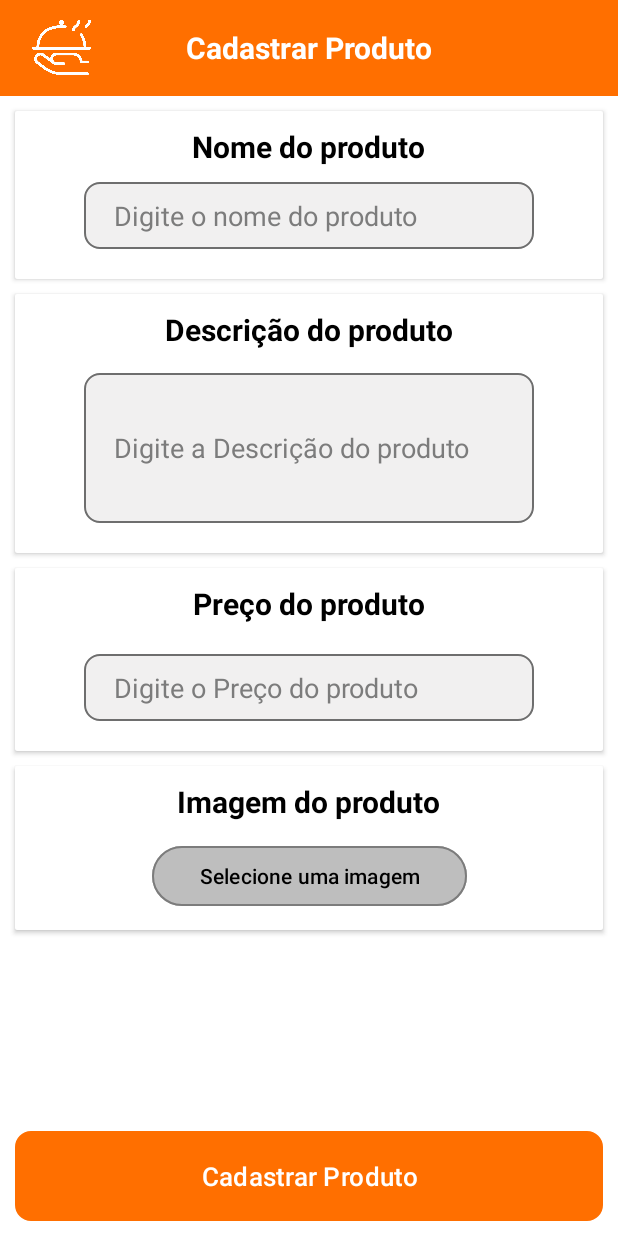
After one commit to harrissondutra/App_Cardapio_Online, an Android app: the RegisterFoodActivity screen opened directly, with no data from a screen before it, on a phone screen of 412 x 824 dp. The commit adds this screen. Run offline under Robolectric (Android 15) with nearby library versions, the phone set to English and light mode, and no system bars; 1 statement that could not run was skipped.

Commit message:
Criação do Layout da tela de cadastro de produtos

```diff
--- /dev/null
+++ b/app/src/main/java/com/harrisson/cardapioonline/ui/activity/RegisterFoodActivity.kt
@@ -0,0 +1,22 @@
+package com.harrisson.cardapioonline.ui.activity
+
+import android.os.Bundle
+import android.widget.TextView
+import androidx.appcompat.app.AppCompatActivity
+import com.harrisson.cardapioonline.R
+import com.harrisson.cardapioonline.databinding.ActivityRegisterFoodBinding
+
+class RegisterFoodActivity : AppCompatActivity() {
+
+    private lateinit var binding: ActivityRegisterFoodBinding
+    override fun onCreate(savedInstanceState: Bundle?) {
+        super.onCreate(savedInstanceState)
+
+        binding = ActivityRegisterFoodBinding.inflate(layoutInflater)
+        setContentView(binding.root)
+
+        val txtToolbar = findViewById<TextView>(R.id.txt_toolbar_title)
+        txtToolbar.text = "Cadastrar Produto"
+
+    }
+}
--- /dev/null
+++ b/app/src/main/res/drawable/button_layout.xml
@@ -0,0 +1,16 @@
+<?xml version="1.0" encoding="utf-8"?>
+<shape xmlns:android="http://schemas.android.com/apk/res/android"
+    xmlns:tools="http://schemas.android.com/tools"
+    android:shape="rectangle"
+    tools:ignore="MissingDefaultResource">
+    <solid android:color="#F1F0F0" />
+    <corners android:radius="10dp" />
+    <stroke
+        android:width="1dp"
+        android:color="#6E6E6E" />
+    <padding
+        android:bottom="10dp"
+        android:left="20dp"
+        android:right="20dp"
+        android:top="10dp" />
+</shape>
--- /dev/null
+++ b/app/src/main/res/drawable/rounded_border.xml
@@ -0,0 +1,16 @@
+<?xml version="1.0" encoding="utf-8"?>
+<shape xmlns:android="http://schemas.android.com/apk/res/android"
+    xmlns:tools="http://schemas.android.com/tools"
+    android:shape="rectangle"
+    tools:ignore="MissingDefaultResource">
+    <solid android:color="#F1F0F0" />
+    <corners android:radius="10dp" />
+    <stroke
+        android:width="1dp"
+        android:color="#6E6E6E" />
+    <padding
+        android:bottom="10dp"
+        android:left="20dp"
+        android:right="20dp"
+        android:top="10dp" />
+</shape>
--- /dev/null
+++ b/app/src/main/res/layout/activity_register_food.xml
@@ -0,0 +1,235 @@
+<?xml version="1.0" encoding="utf-8"?>
+<androidx.constraintlayout.widget.ConstraintLayout xmlns:android="http://schemas.android.com/apk/res/android"
+    xmlns:app="http://schemas.android.com/apk/res-auto"
+    xmlns:tools="http://schemas.android.com/tools"
+    android:layout_width="match_parent"
+    android:layout_height="match_parent"
+    android:background="@color/white"
+    tools:context=".ui.activity.RegisterFoodActivity">
+
+    <include
+        android:id="@+id/toolbar"
+        layout="@layout/toolbar" />
+
+    <!--    Inserir Nome do produto-->
+
+    <androidx.cardview.widget.CardView
+        android:id="@+id/card_name"
+        android:layout_width="match_parent"
+        android:layout_height="wrap_content"
+        android:layout_margin="10dp"
+        android:background="@color/white"
+        android:elevation="50dp"
+        app:layout_constraintStart_toStartOf="parent"
+        app:layout_constraintTop_toBottomOf="@id/toolbar">
+
+        <androidx.constraintlayout.widget.ConstraintLayout
+            android:layout_width="match_parent"
+            android:layout_height="match_parent"
+            android:background="@color/white">
+
+            <TextView
+                android:id="@+id/txt_name_food"
+                android:layout_width="wrap_content"
+                android:layout_height="wrap_content"
+                android:layout_marginTop="10dp"
+                android:inputType="text"
+                android:text="@string/txt_register_name_food"
+                android:textColor="@color/black"
+                android:textSize="20sp"
+                android:textStyle="bold"
+                app:layout_constraintEnd_toEndOf="parent"
+                app:layout_constraintStart_toStartOf="parent"
+                app:layout_constraintTop_toTopOf="parent" />
+
+            <com.google.android.material.textfield.TextInputEditText
+                android:layout_width="300dp"
+                android:layout_height="wrap_content"
+                android:layout_marginTop="10dp"
+                android:layout_marginBottom="20dp"
+                android:background="@drawable/rounded_border"
+                android:hint="@string/txt_hint_food_name"
+                android:inputType="text"
+                android:textColorHint="@color/Grey"
+                android:textColor="@color/black"
+                app:layout_constraintBottom_toBottomOf="parent"
+                app:layout_constraintEnd_toEndOf="parent"
+                app:layout_constraintHorizontal_bias="0.5"
+                app:layout_constraintStart_toStartOf="parent"
+                app:layout_constraintTop_toBottomOf="@+id/txt_name_food" />
+
+
+        </androidx.constraintlayout.widget.ConstraintLayout>
+
+
+    </androidx.cardview.widget.CardView>
+
+    <!--    Inserir Descrição do produto-->
+
+    <androidx.cardview.widget.CardView
+        android:id="@+id/card_desc"
+        android:layout_width="match_parent"
+        android:layout_height="wrap_content"
+        android:layout_margin="10dp"
+        android:elevation="50dp"
+        app:layout_constraintStart_toStartOf="parent"
+        app:layout_constraintTop_toBottomOf="@id/card_name">
+
+        <androidx.constraintlayout.widget.ConstraintLayout
+            android:layout_width="match_parent"
+            android:layout_height="match_parent"
+            android:background="@color/white">
+
+            <TextView
+                android:id="@+id/textView"
+                android:layout_width="wrap_content"
+                android:layout_height="wrap_content"
+                android:layout_marginTop="10dp"
+                android:text="@string/txt_register_desc_food"
+                android:textColor="@color/black"
+                android:textSize="20sp"
+                android:textStyle="bold"
+                app:layout_constraintEnd_toEndOf="parent"
+                app:layout_constraintStart_toStartOf="parent"
+                app:layout_constraintTop_toTopOf="parent" />
+
+            <com.google.android.material.textfield.TextInputEditText
+                android:layout_width="300dp"
+                android:layout_height="100dp"
+                android:layout_marginTop="15dp"
+                android:layout_marginBottom="20dp"
+                android:background="@drawable/rounded_border"
+                android:hint="@string/txt_hint_food_desc"
+                android:inputType="text"
+                android:textColorHint="@color/Grey"
+                android:textColor="@color/black"
+                app:layout_constraintBottom_toBottomOf="parent"
+                app:layout_constraintEnd_toEndOf="parent"
+                app:layout_constraintHorizontal_bias="0.5"
+                app:layout_constraintStart_toStartOf="parent"
+                app:layout_constraintTop_toBottomOf="@+id/textView" />
+
+
+        </androidx.constraintlayout.widget.ConstraintLayout>
+
+
+    </androidx.cardview.widget.CardView>
+
+    <!--    Inserir Preço do produto-->
+
+    <androidx.cardview.widget.CardView
+        android:id="@+id/card_price"
+        android:layout_width="match_parent"
+        android:layout_height="wrap_content"
+        android:layout_margin="10dp"
+        android:elevation="50dp"
+        app:layout_constraintStart_toStartOf="parent"
+        app:layout_constraintTop_toBottomOf="@id/card_desc">
+
+        <androidx.constraintlayout.widget.ConstraintLayout
+            android:layout_width="match_parent"
+            android:layout_height="match_parent"
+            android:background="@color/white">
+
+            <TextView
+                android:id="@+id/txt_price_food"
+                android:layout_width="wrap_content"
+                android:layout_height="wrap_content"
+                android:layout_marginTop="10dp"
+                android:text="@string/txt_register_price_food"
+                android:textColor="@color/black"
+                android:textSize="20sp"
+                android:textStyle="bold"
+                app:layout_constraintEnd_toEndOf="parent"
+                app:layout_constraintStart_toStartOf="parent"
+                app:layout_constraintTop_toTopOf="parent" />
+
+            <com.google.android.material.textfield.TextInputEditText
+                android:layout_width="300dp"
+                android:layout_height="wrap_content"
+                android:layout_marginTop="20dp"
+                android:layout_marginBottom="20dp"
+                android:background="@drawable/rounded_border"
+                android:hint="@string/txt_hint_food_price"
+                android:inputType="numberDecimal"
+                android:textColorHint="@color/Grey"
+                android:textColor="@color/black"
+                app:layout_constraintBottom_toBottomOf="parent"
+                app:layout_constraintEnd_toEndOf="parent"
+                app:layout_constraintHorizontal_bias="0.5"
+                app:layout_constraintStart_toStartOf="parent"
+                app:layout_constraintTop_toBottomOf="@+id/txt_price_food" />
+
+
+        </androidx.constraintlayout.widget.ConstraintLayout>
+
+
+    </androidx.cardview.widget.CardView>
+
+
+    <!--    Enviar Imagem do produto-->
+
+    <androidx.cardview.widget.CardView
+        android:id="@+id/card_image"
+        android:layout_width="match_parent"
+        android:layout_height="wrap_content"
+        android:layout_margin="10dp"
+        android:elevation="50dp"
+        app:layout_constraintStart_toStartOf="parent"
+        app:layout_constraintTop_toBottomOf="@id/card_price">
+
+        <androidx.constraintlayout.widget.ConstraintLayout
+            android:layout_width="match_parent"
+            android:layout_height="match_parent"
+            android:background="@color/white">
+
+            <TextView
+                android:id="@+id/txt_img_food"
+                android:layout_width="wrap_content"
+                android:layout_height="wrap_content"
+                android:layout_marginTop="10dp"
+                android:text="@string/txt_register_img_food"
+                android:textColor="@color/black"
+                android:textSize="20sp"
+                android:textStyle="bold"
+                app:layout_constraintEnd_toEndOf="parent"
+                app:layout_constraintStart_toStartOf="parent"
+                app:layout_constraintTop_toTopOf="parent" />
+
+            <com.google.android.material.button.MaterialButton
+                android:layout_width="210dp"
+                android:layout_height="wrap_content"
+                android:layout_margin="12dp"
+                android:backgroundTint="@color/transparentGrey"
+                android:elevation="40dp"
+                android:text="@string/txt_hint_food_img"
+                android:textColor="@color/black"
+                app:layout_constraintBottom_toBottomOf="parent"
+                app:layout_constraintEnd_toEndOf="parent"
+                app:layout_constraintHorizontal_bias="0.5"
+                app:layout_constraintStart_toStartOf="parent"
+                app:layout_constraintTop_toBottomOf="@+id/txt_img_food"
+                app:strokeColor="@color/Grey"
+                app:strokeWidth="1dp" />
+
+
+        </androidx.constraintlayout.widget.ConstraintLayout>
+
+    </androidx.cardview.widget.CardView>
+
+    <Button
+        android:layout_width="match_parent"
+        android:layout_height="60dp"
+        android:layout_margin="10dp"
+        android:background="@drawable/rounded_border"
+        android:elevation="200dp"
+        android:text="@string/toolbar_input_food"
+        android:textSize="17sp"
+        android:textColor="@color/white"
+        app:layout_constraintBottom_toBottomOf="parent"
+        app:layout_constraintEnd_toEndOf="parent"
+        app:layout_constraintHorizontal_bias="0.5"
+        app:layout_constraintStart_toStartOf="parent" />
+
+
+</androidx.constraintlayout.widget.ConstraintLayout>
--- /dev/null
+++ b/app/src/main/res/layout/toolbar.xml
@@ -0,0 +1,37 @@
+<?xml version="1.0" encoding="utf-8"?>
+<androidx.constraintlayout.widget.ConstraintLayout xmlns:android="http://schemas.android.com/apk/res/android"
+    xmlns:app="http://schemas.android.com/apk/res-auto"
+    android:layout_width="match_parent"
+    android:layout_height="wrap_content">
+
+    <androidx.appcompat.widget.Toolbar
+        android:id="@+id/toolbar"
+        android:layout_width="match_parent"
+        android:layout_height="0dp"
+        android:background="@color/orange"
+        app:layout_constraintEnd_toEndOf="parent"
+        app:layout_constraintHorizontal_bias="0.5"
+        app:layout_constraintStart_toStartOf="parent"
+        app:layout_constraintTop_toTopOf="parent">
+
+        <ImageView
+            android:id="@+id/img_toolbar"
+            android:layout_width="50dp"
+            android:layout_height="50dp"
+            android:layout_gravity="start"
+            android:padding="5dp"
+            android:src="@drawable/logo_branco" />
+
+        <TextView
+            android:id="@+id/txt_toolbar_title"
+            android:layout_width="wrap_content"
+            android:layout_height="wrap_content"
+            android:layout_gravity="center"
+            android:text="@string/app_name"
+            android:textColor="@color/white"
+            android:textSize="20sp"
+            android:textStyle="bold" />
+
+    </androidx.appcompat.widget.Toolbar>
+
+</androidx.constraintlayout.widget.ConstraintLayout>
--- /dev/null
+++ b/app/src/main/res/values-night/strings.xml
@@ -0,0 +1,5 @@
+<?xml version="1.0" encoding="utf-8"?>
+<resources>
+    <string name="txt_register_food">Insira o nome do produto</string>
+    <string name="txt_hint_food_name">Digite aqui o nome do produto</string>
+</resources>
--- a/app/src/main/res/values/colors.xml
+++ b/app/src/main/res/values/colors.xml
@@ -6,5 +6,6 @@
     <color name="orange_black">#D35F06</color>
     <color name="red">#B71C1C</color>
     <color name="transparentGrey">#BEBEBE</color>
+    <color name="Grey">#7C7C7C</color>
     <color name="colorPrimary">@color/orange</color>
 </resources>
--- a/app/src/main/res/values/strings.xml
+++ b/app/src/main/res/values/strings.xml
@@ -19,5 +19,14 @@
     <string name="txt_lunch">Comidas</string>
     <string name="txt_drinks">Bebidas</string>
     <string name="txt_checkout">Finalizar pedido</string>
+    <string name="txt_register_name_food">Nome do produto</string>
+    <string name="txt_register_desc_food">Descrição do produto</string>
+    <string name="txt_register_price_food">Preço do produto</string>
+    <string name="txt_register_img_food">Imagem do produto</string>
+    <string name="txt_hint_food_name">Digite o nome do produto</string>
+    <string name="txt_hint_food_desc">Digite a Descrição do produto</string>
+    <string name="txt_hint_food_price">Digite o Preço do produto</string>
+    <string name="txt_hint_food_img">Selecione uma imagem</string>
+    <string name="txt_register_button">Cadastrar produto</string>
 
 </resources>
--- a/app/src/main/res/values/themes.xml
+++ b/app/src/main/res/values/themes.xml
@@ -1,6 +1,6 @@
 <resources xmlns:tools="http://schemas.android.com/tools">
     <!-- Base application theme. -->
-    <style name="Base.Theme.CardapioOnline" parent="Theme.AppCompat.DayNight.NoActionBar">
+    <style name="Base.Theme.CardapioOnline" parent="Theme.Material3.DayNight.NoActionBar">
         <!-- Customize your light theme here. -->
         <item name="colorPrimary">@color/orange</item>
         <item name="android:statusBarColor">@color/orange</item>
```
Also changed, not shown: app/src/main/AndroidManifest.xml (+16 -9 lines).
